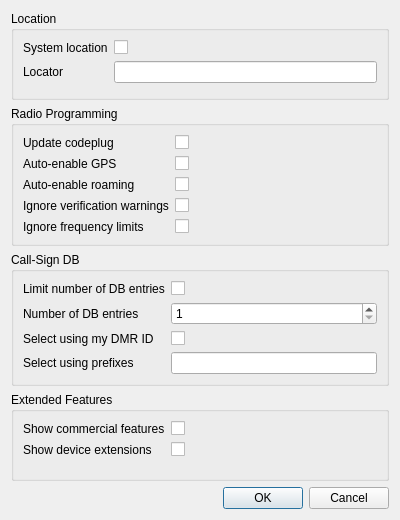
Qt form src/settingsdialog.ui (hmatuschek/qdmr) before a commit.
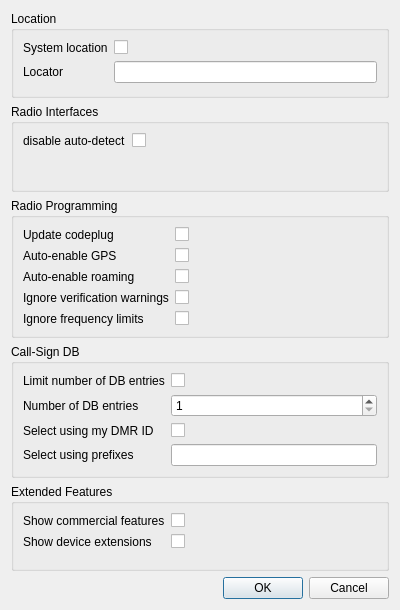
The same form after that commit.

Commit message:
Implemented manual device interface & model selection #435. (#436)
* Enabled interface and device selection for DR-1801UV (considered unsafe and unidentifiable). Added settings option to disable auto-detection at all. Addresses #435, #420.
* Associate DR-1801UV with all USB ACM-CDC devices.
* Fixed auto-detection for command line tool.
* Updated manual.

Diff of the .ui file:
```diff
--- a/src/settingsdialog.ui
+++ b/src/settingsdialog.ui
@@ -7,7 +7,7 @@
     <x>0</x>
     <y>0</y>
     <width>400</width>
-    <height>520</height>
+    <height>610</height>
    </rect>
   </property>
   <property name="windowTitle">
@@ -47,6 +47,29 @@
      </layout>
     </widget>
    </item>
+   <item>
+    <widget class="QGroupBox" name="groupBox_5">
+     <property name="title">
+      <string>Radio Interfaces</string>
+     </property>
+     <layout class="QFormLayout" name="formLayout_5">
+      <item row="0" column="0">
+       <widget class="QLabel" name="label_14">
+        <property name="text">
+         <string>disable auto-detect</string>
+        </property>
+       </widget>
+      </item>
+      <item row="0" column="1">
+       <widget class="QCheckBox" name="disableAutoDetect">
+        <property name="text">
+         <string/>
+        </property>
+       </widget>
+      </item>
+     </layout>
+    </widget>
+   </item>
    <item>
     <widget class="QGroupBox" name="groupBox_2">
      <property name="title">
```
The commit also changes 25 other files.
